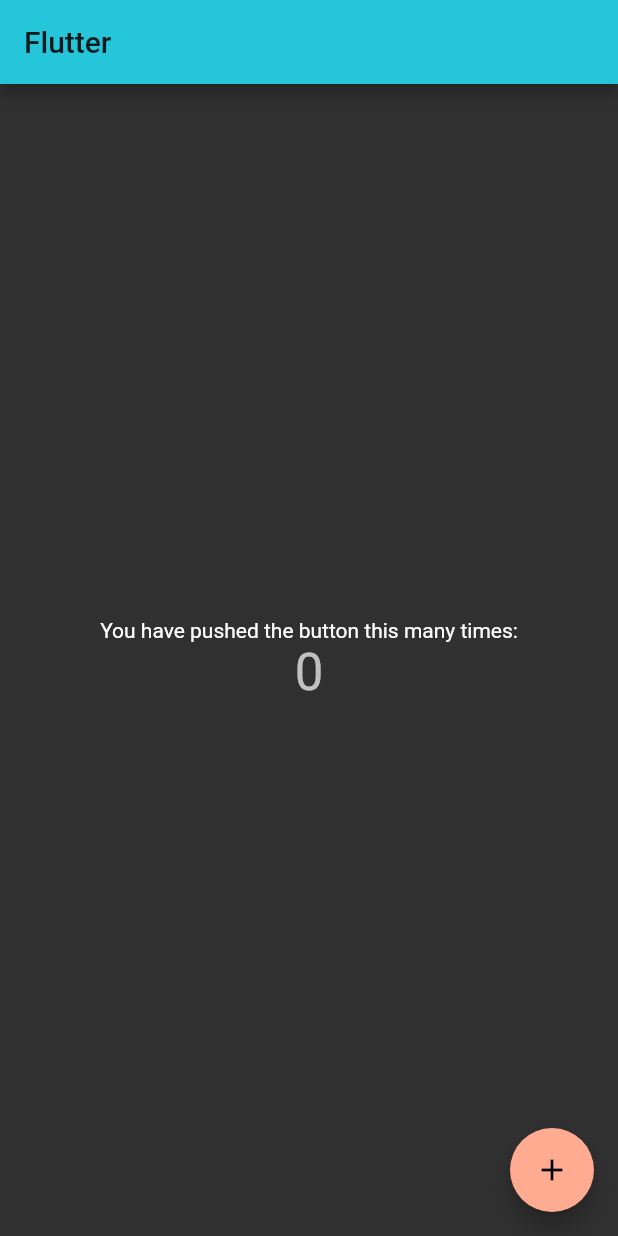
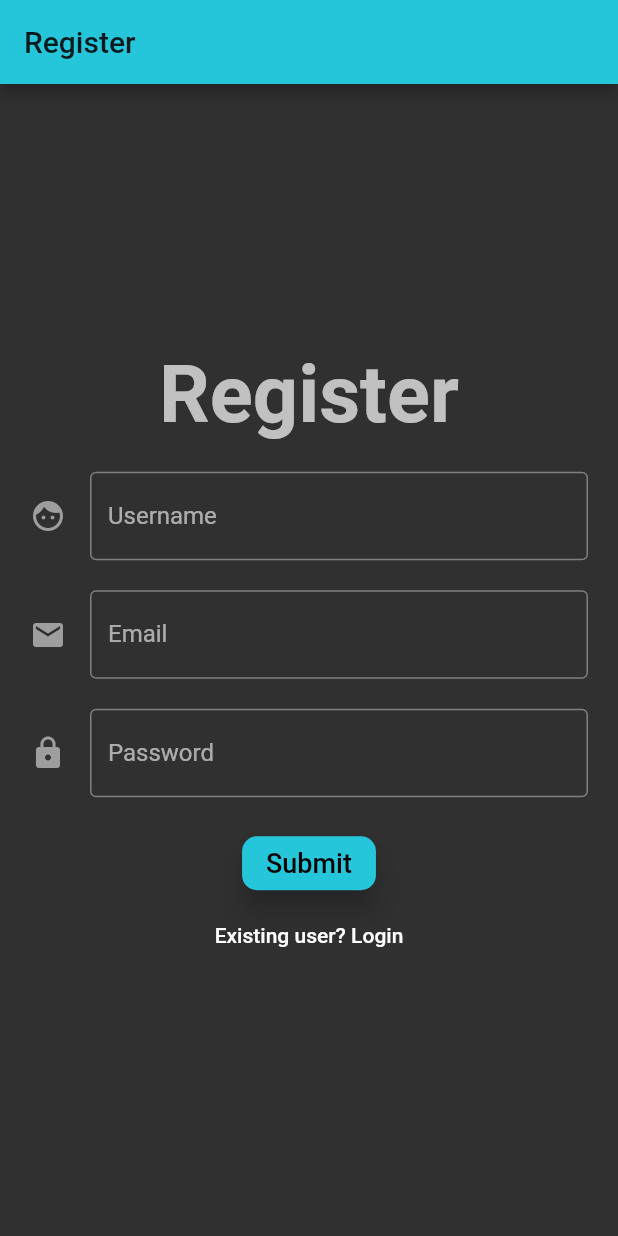
Before and after one commit to zainahmed0597/flutter_e_commerce, a Flutter app: the screen it shows after launch, on a phone screen of 412 x 824 dp. Run offline on Flutter 3.47's test engine with Material 2 defaults, Android fonts, the phone set to English and light mode, and no system bars.

Commit message:
making register page

```diff
--- a/lib/main.dart
+++ b/lib/main.dart
@@ -1,4 +1,5 @@
 import 'package:flutter/material.dart';
+import 'package:flutter_ecommerce/pages/register_page.dart';
 
 void main() {
   runApp(MyApp());
@@ -14,7 +15,7 @@ class MyApp extends StatelessWidget {
         primaryColor: Colors.cyan[400],
         accentColor: Colors.deepOrange[200],
         textTheme: TextTheme(
-          headline1: TextStyle(fontSize: 72.0, fontWeight: FontWeight.bold),
+          headline1: TextStyle(fontSize: 53.0, fontWeight: FontWeight.bold),
           headline6: TextStyle(fontSize: 36.0, fontStyle: FontStyle.italic),
           bodyText1: TextStyle(
             fontSize: 18.0,
@@ -22,55 +23,7 @@ class MyApp extends StatelessWidget {
         ),
         visualDensity: VisualDensity.adaptivePlatformDensity,
       ),
-      home: MyHomePage(title: 'Flutter '),
+      home: RegisterPage(),
     );
   }
 }
-//creating dev branch
-
-class MyHomePage extends StatefulWidget {
-  MyHomePage({Key key, this.title}) : super(key: key);
-
-  final String title;
-
-  @override
-  _MyHomePageState createState() => _MyHomePageState();
-}
-
-class _MyHomePageState extends State<MyHomePage> {
-  int _counter = 0;
-
-  void _incrementCounter() {
-    setState(() {
-      _counter++;
-    });
-  }
-
-  @override
-  Widget build(BuildContext context) {
-    return Scaffold(
-      appBar: AppBar(
-        title: Text(widget.title),
-      ),
-      body: Center(
-        child: Column(
-          mainAxisAlignment: MainAxisAlignment.center,
-          children: <Widget>[
-            Text(
-              'You have pushed the button this many times:',
-            ),
-            Text(
-              '$_counter',
-              style: Theme.of(context).textTheme.headline4,
-            ),
-          ],
-        ),
-      ),
-      floatingActionButton: FloatingActionButton(
-        onPressed: _incrementCounter,
-        tooltip: 'Increment',
-        child: Icon(Icons.add),
-      ),
-    );
-  }
-}
--- /dev/null
+++ b/lib/pages/register_page.dart
@@ -0,0 +1,124 @@
+import 'package:flutter/material.dart';
+
+class RegisterPage extends StatefulWidget {
+  @override
+  _RegisterPageState createState() => _RegisterPageState();
+}
+
+class _RegisterPageState extends State<RegisterPage> {
+  Widget _showTitle() {
+    return Text(
+      'Register',
+      style: Theme.of(context).textTheme.headline1,
+    );
+  }
+
+  Widget _showUsernameInput() {
+    return Padding(
+      padding: EdgeInsets.only(top: 20.0),
+      child: TextFormField(
+        decoration: InputDecoration(
+          border: OutlineInputBorder(),
+          labelText: 'Username',
+          hintText: 'Enter username, min length 6',
+          icon: Icon(
+            Icons.face,
+            color: Colors.grey,
+          ),
+        ),
+      ),
+    );
+  }
+
+  Widget _showEmailinput() {
+    return Padding(
+      padding: EdgeInsets.only(top: 20.0),
+      child: TextFormField(
+        decoration: InputDecoration(
+          border: OutlineInputBorder(),
+          labelText: 'Email',
+          hintText: 'Enter a valid email',
+          icon: Icon(
+            Icons.mail,
+            color: Colors.grey,
+          ),
+        ),
+      ),
+    );
+  }
+
+  Widget _showPasswordInput() {
+    return Padding(
+      padding: EdgeInsets.only(top: 20.0),
+      child: TextFormField(
+        obscureText: true,
+        decoration: InputDecoration(
+          border: OutlineInputBorder(),
+          labelText: 'Password',
+          hintText: 'Enter password, min length 6',
+          icon: Icon(
+            Icons.lock,
+            color: Colors.grey,
+          ),
+        ),
+      ),
+    );
+  }
+
+  Widget _showFormActions() {
+    return Padding(
+      padding: EdgeInsets.only(top: 20.0),
+      child: Column(
+        children: [
+          RaisedButton(
+            child: Text(
+              'Submit',
+              style: Theme.of(context)
+                  .textTheme
+                  .bodyText1
+                  .copyWith(color: Colors.black),
+            ),
+            elevation: 8.0,
+            color: Theme.of(context).primaryColor,
+            shape: RoundedRectangleBorder(
+                borderRadius: BorderRadius.all(
+              Radius.circular(10.0),
+            )),
+            onPressed: () {},
+          ),
+          FlatButton(
+            child: Text('Existing user? Login'),
+            onPressed: () {},
+          ),
+        ],
+      ),
+    );
+  }
+
+  @override
+  Widget build(BuildContext context) {
+    return Scaffold(
+      appBar: AppBar(
+        title: Text('Register'),
+      ),
+      body: Container(
+        padding: EdgeInsets.symmetric(horizontal: 20.0),
+        child: Center(
+          child: SingleChildScrollView(
+            child: Form(
+              child: Column(
+                children: [
+                  _showTitle(),
+                  _showUsernameInput(),
+                  _showEmailinput(),
+                  _showPasswordInput(),
+                  _showFormActions(),
+                ],
+              ),
+            ),
+          ),
+        ),
+      ),
+    );
+  }
+}
```
